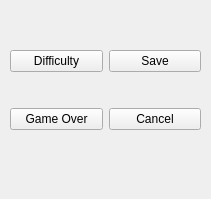
This is projects/dialogs/dialogs/dialog.ui in angrymasteryoda/cis-17b as Qt 5 draws it before an edit. The edited form follows.
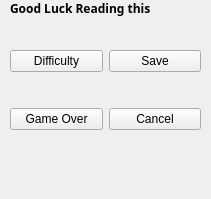
This is the edited form.

The edit to the form file:
```diff
--- a/projects/dialogs/dialogs/dialog.ui
+++ b/projects/dialogs/dialogs/dialog.ui
@@ -54,6 +54,26 @@
      </item>
     </layout>
    </widget>
+   <widget class="QLabel" name="label">
+    <property name="geometry">
+     <rect>
+      <x>10</x>
+      <y>0</y>
+      <width>191</width>
+      <height>16</height>
+     </rect>
+    </property>
+    <property name="font">
+     <font>
+      <family>Galactic Basic</family>
+      <weight>75</weight>
+      <bold>true</bold>
+     </font>
+    </property>
+    <property name="text">
+     <string>Good Luck Reading this</string>
+    </property>
+   </widget>
   </widget>
  </widget>
  <resources/>
```
